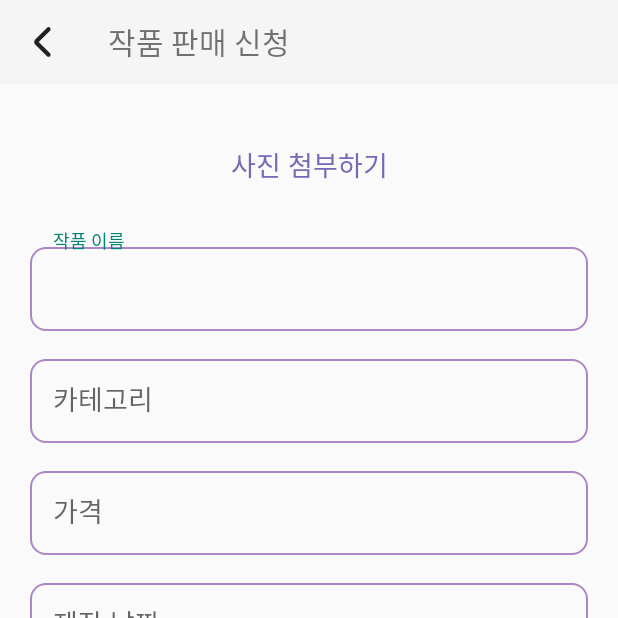
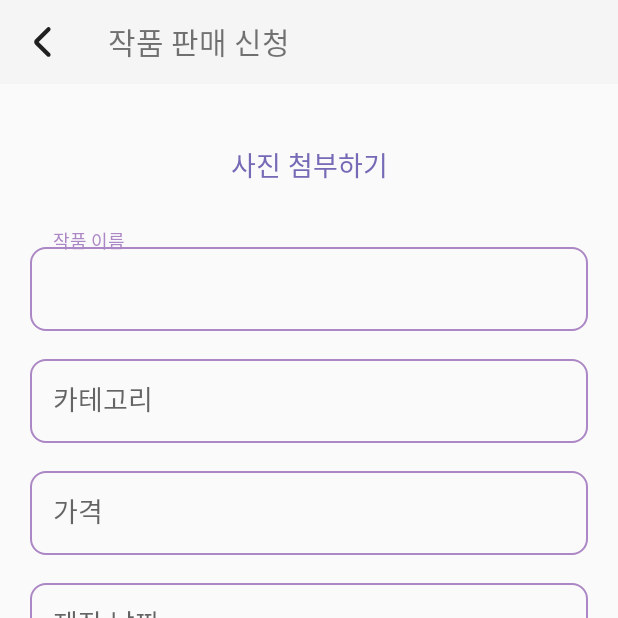
Before and after one commit to APP-Android2/FinalProject-ShoppingMallService-team6, an Android app: the SalesApplicationActivity screen opened directly, with no data from a screen before it, on a phone screen of 412 x 824 dp, the top half of it. Run offline under Robolectric (Android 15) with nearby library versions, the phone set to English and light mode, and no system bars.

Commit message:
[Feat] #25 textInputLayout 컬러 설정

```diff
--- a/app/src/main/res/layout/activity_sales_application.xml
+++ b/app/src/main/res/layout/activity_sales_application.xml
@@ -53,7 +53,10 @@
                 android:layout_height="wrap_content"
                 android:layout_marginTop="20dp"
                 android:hint="작품 이름"
-                app:endIconMode="clear_text">
+                app:boxStrokeColor="@color/second"
+                app:cursorColor="@color/second"
+                app:endIconMode="clear_text"
+                app:hintTextColor="@color/second">
 
                 <com.google.android.material.textfield.TextInputEditText
                     android:id="@+id/textFieldSalesApplicationPieceName"
@@ -71,7 +74,10 @@
                 android:layout_height="match_parent"
                 android:layout_marginTop="8dp"
                 android:hint="카테고리"
-                app:endIconMode="none">
+                app:boxStrokeColor="@color/second"
+                app:cursorColor="@color/second"
+                app:endIconMode="none"
+                app:hintTextColor="@color/second">
 
                 <com.google.android.material.textfield.TextInputEditText
                     android:id="@+id/textFieldSalesApplicationCategory"
@@ -90,7 +96,10 @@
                 android:layout_height="wrap_content"
                 android:layout_marginTop="8dp"
                 android:hint="가격"
-                app:endIconMode="clear_text">
+                app:boxStrokeColor="@color/second"
+                app:cursorColor="@color/second"
+                app:endIconMode="clear_text"
+                app:hintTextColor="@color/second">
 
                 <com.google.android.material.textfield.TextInputEditText
                     android:id="@+id/textFieldSalesApplicationPrice"
@@ -109,7 +118,10 @@
                 android:layout_height="wrap_content"
                 android:layout_marginTop="8dp"
                 android:hint="제작 날짜"
-                app:endIconMode="none">
+                app:boxStrokeColor="@color/second"
+                app:cursorColor="@color/second"
+                app:endIconMode="none"
+                app:hintTextColor="@color/second">
 
                 <com.google.android.material.textfield.TextInputEditText
                     android:id="@+id/textFieldSalesApplicationDate"
@@ -129,7 +141,10 @@
                 android:layout_height="wrap_content"
                 android:layout_marginTop="8dp"
                 android:hint="작품 설명"
-                app:endIconMode="clear_text">
+                app:boxStrokeColor="@color/second"
+                app:cursorColor="@color/second"
+                app:endIconMode="clear_text"
+                app:hintTextColor="@color/second">
 
                 <com.google.android.material.textfield.TextInputEditText
                     android:id="@+id/textFieldSalesApplicationDescription"
```
